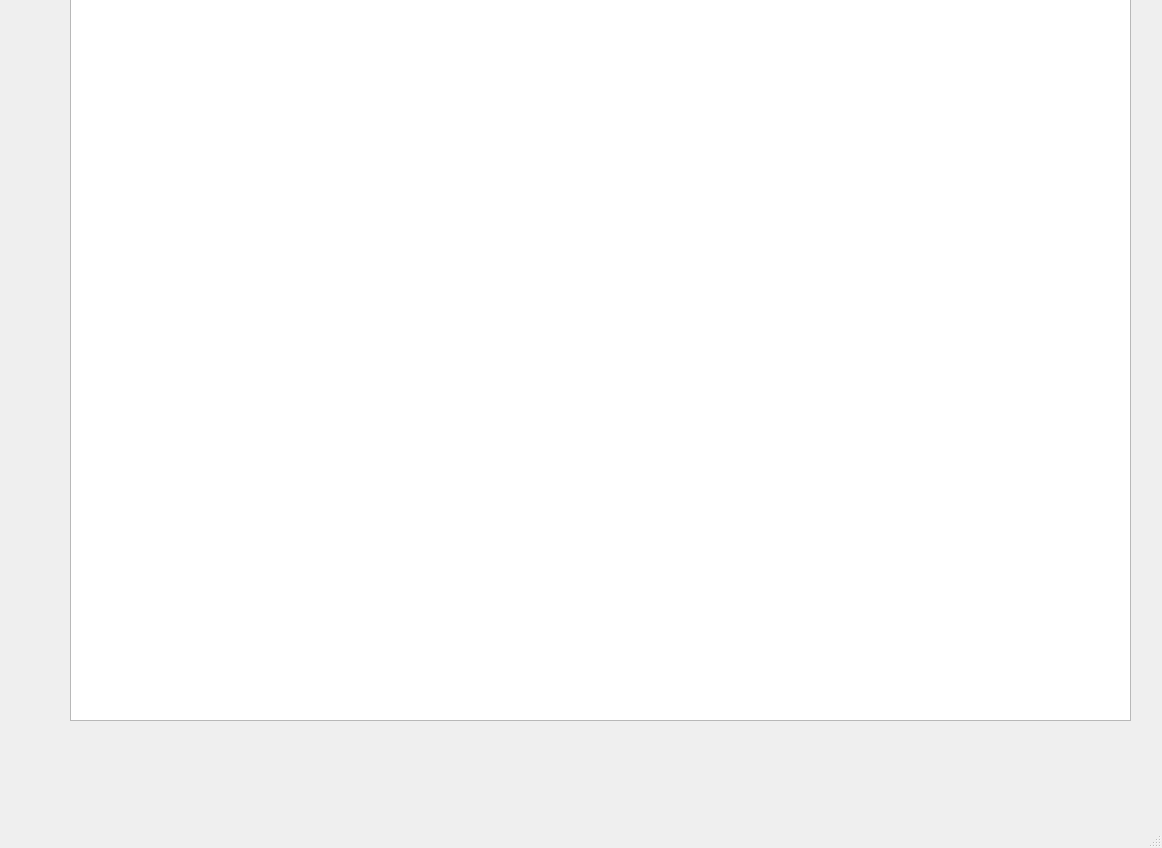
This is DriverVisualiser/mainwindow.ui in artem-dev-c/DriverVisualiser as Qt 5 draws it before an edit. The edited form follows.
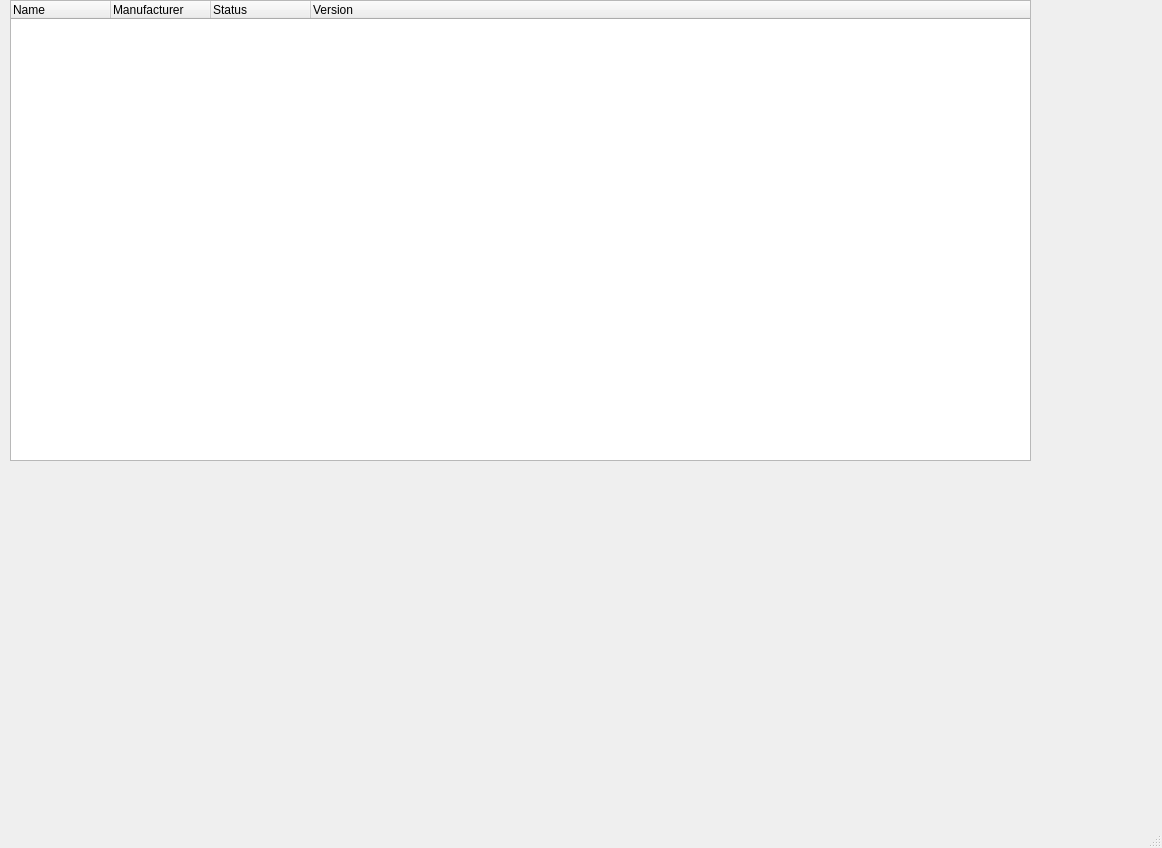
This is the edited form.

Commit message: Test UI table changed with the use of driver grop by device class logic

The edit to the form file:
```diff
--- a/DriverVisualiser/mainwindow.ui
+++ b/DriverVisualiser/mainwindow.ui
@@ -14,13 +14,13 @@
    <string>MainWindow</string>
   </property>
   <widget class="QWidget" name="centralwidget">
-   <widget class="QTableWidget" name="tableDrivers">
+   <widget class="QTreeWidget" name="treeDrivers">
     <property name="geometry">
      <rect>
-      <x>70</x>
-      <y>-20</y>
-      <width>1061</width>
-      <height>741</height>
+      <x>10</x>
+      <y>0</y>
+      <width>1021</width>
+      <height>461</height>
      </rect>
     </property>
     <column>
@@ -33,11 +33,6 @@
       <string>Manufacturer</string>
      </property>
     </column>
-    <column>
-     <property name="text">
-      <string>Class</string>
-     </property>
-    </column>
     <column>
      <property name="text">
       <string>Status</string>
@@ -48,6 +43,11 @@
       <string>Version</string>
      </property>
     </column>
+    <column>
+     <property name="text">
+      <string/>
+     </property>
+    </column>
    </widget>
   </widget>
   <widget class="QMenuBar" name="menubar">
```
The commit also changes 3 other files.
